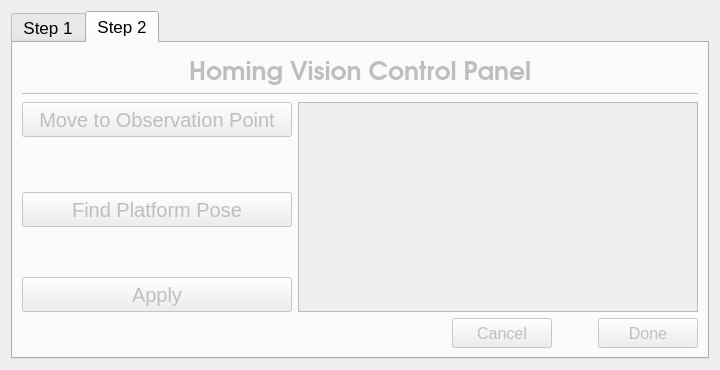
This is widgets/homing/homing_interface_vision.ui in IRMA-LAB/cable_robot as Qt 5 draws it before an edit. The edited form follows.
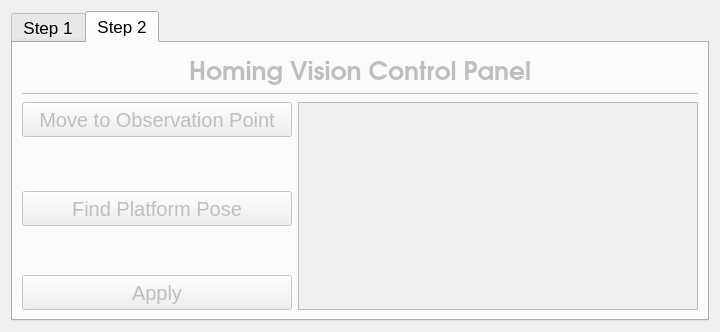
This is the edited form.

Commit message: added homing base interface widget + fixed most closing behaviors

What changed in the file:
```diff
--- a/widgets/homing/homing_interface_vision.ui
+++ b/widgets/homing/homing_interface_vision.ui
@@ -6,8 +6,8 @@
    <rect>
     <x>0</x>
     <y>0</y>
-    <width>702</width>
-    <height>370</height>
+    <width>720</width>
+    <height>332</height>
    </rect>
   </property>
   <property name="windowTitle">
@@ -190,96 +190,6 @@
          </item>
         </layout>
        </item>
-       <item>
-        <layout class="QHBoxLayout" name="horizontalLayout_6">
-         <item>
-          <spacer name="horizontalSpacer_7">
-           <property name="orientation">
-            <enum>Qt::Horizontal</enum>
-           </property>
-           <property name="sizeHint" stdset="0">
-            <size>
-             <width>40</width>
-             <height>20</height>
-            </size>
-           </property>
-          </spacer>
-         </item>
-         <item>
-          <widget class="QPushButton" name="pushButton_cancel">
-           <property name="minimumSize">
-            <size>
-             <width>100</width>
-             <height>30</height>
-            </size>
-           </property>
-           <property name="maximumSize">
-            <size>
-             <width>16777215</width>
-             <height>30</height>
-            </size>
-           </property>
-           <property name="font">
-            <font>
-             <pointsize>12</pointsize>
-            </font>
-           </property>
-           <property name="text">
-            <string>Cancel</string>
-           </property>
-          </widget>
-         </item>
-         <item>
-          <spacer name="horizontalSpacer_6">
-           <property name="orientation">
-            <enum>Qt::Horizontal</enum>
-           </property>
-           <property name="sizeType">
-            <enum>QSizePolicy::Fixed</enum>
-           </property>
-           <property name="sizeHint" stdset="0">
-            <size>
-             <width>40</width>
-             <height>20</height>
-            </size>
-           </property>
-          </spacer>
-         </item>
-         <item>
-          <widget class="QPushButton" name="pushButton_done">
-           <property name="enabled">
-            <bool>false</bool>
-           </property>
-           <property name="sizePolicy">
-            <sizepolicy hsizetype="Fixed" vsizetype="Fixed">
-             <horstretch>0</horstretch>
-             <verstretch>0</verstretch>
-            </sizepolicy>
-           </property>
-           <property name="minimumSize">
-            <size>
-             <width>100</width>
-             <height>30</height>
-            </size>
-           </property>
-           <property name="maximumSize">
-            <size>
-             <width>16777215</width>
-             <height>30</height>
-            </size>
-           </property>
-           <property name="font">
-            <font>
-             <pointsize>12</pointsize>
-            </font>
-           </property>
-           <property name="text">
-            <string>Done</string>
-           </property>
-          </widget>
-         </item>
-        </layout>
-       </item>
       </layout>
      </widget>
     </widget>
```
Left out of the diff: 4 changed lines with no effect on the pictures. The commit also changes 23 other files.
